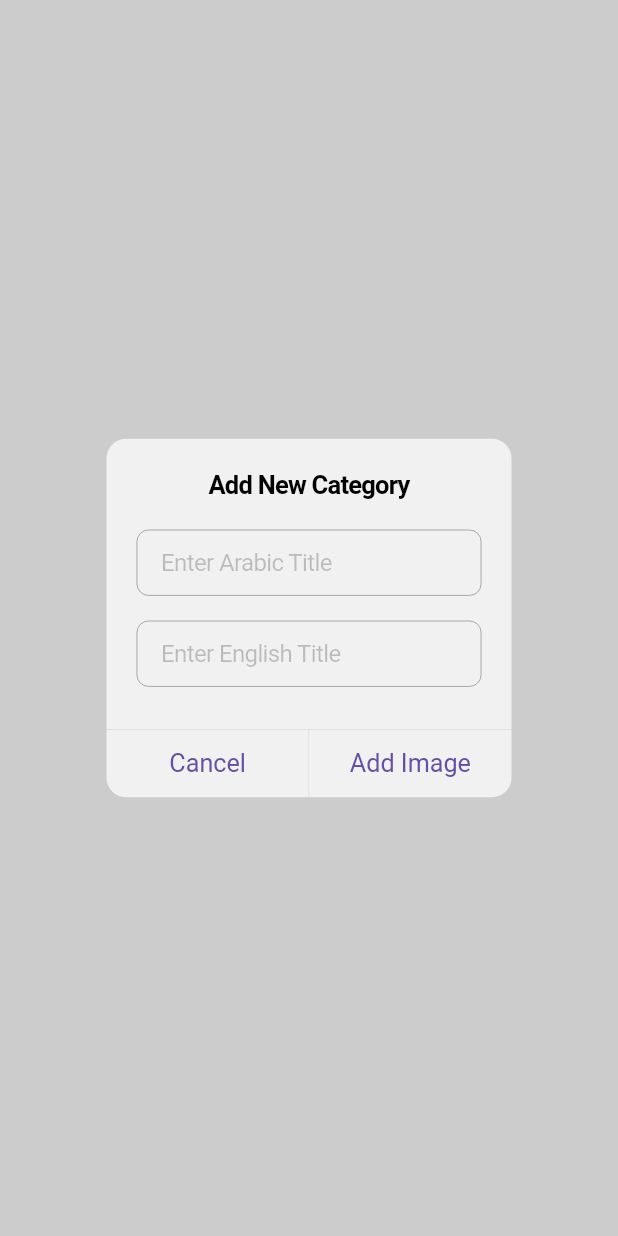
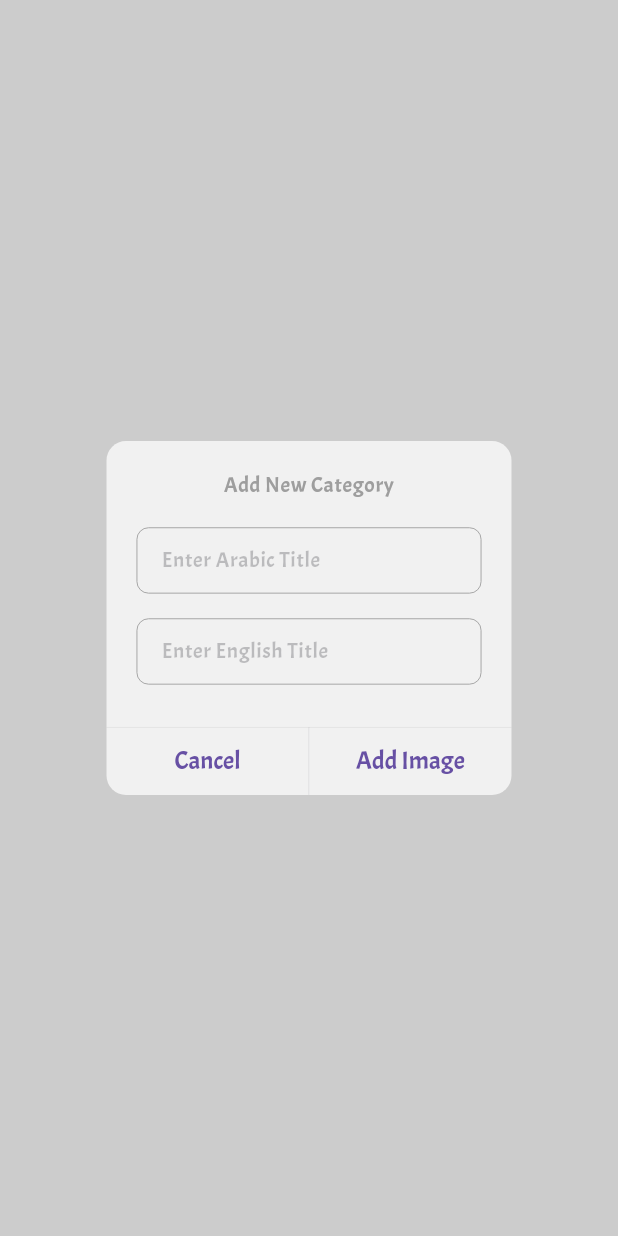
Before and after one commit to belalMohamedDev/elminiawyPatisserieUserApp, a Flutter app: what showAddCategoryDialog() shows on an empty page, opened directly, on a phone screen of 412 x 824 dp. Run offline on Flutter 3.47's test engine with Material 3 defaults, Android fonts, the phone set to English and light mode, and no system bars; our stand-ins replace badges, cached_network_image, carousel_slider, connectivity_plus, country_code_picker, device_preview and 29 more; missing offline and left inert: coupon_uikit, custom_map_markers, dart_ping, flutter_google_maps_webservices, flutter_verification_code; accounts and stored records are empty; generated files the repository leaves out were written again; network calls fail.

Commit message:
update category localization

```diff
--- a/lib/core/language/strings_manger.dart
+++ b/lib/core/language/strings_manger.dart
@@ -7,6 +7,12 @@ class AppStrings {
   static const String discoverOurWonderfulSelection =
       "discoverOurWonderfulSelection";
   static const String letsGetStarted = "letsGetStarted";
+
+  static const String editImage = "editImage";
+  static const String actions = "actions";
+  static const String deActive = "deActive";
+  static const String active = "active";
+
 
   static const String alreadyHaveAnAccount = "alreadyHaveAnAccount";
   static const String signInWithGoogle = "signInWithGoogle";
@@ -25,10 +31,14 @@ class AppStrings {
   static const String priceHighToLow = "priceHighToLow";
   static const String priceRange = "priceRange";
   static const String opps = "opps";
+  static const String addNewCategory = "addNewCategory";
+  static const String addImage = "addImage";
   static const String somethingWrongWithYourConnection =
       "somethingWrongWithYourConnection";
   static const String area = "area";
   static const String office = "office";
+  static const String enterEnglishTitle = "enterEnglishTitle";
+  static const String enterArabicTitle = "enterArabicTitle";
 
   static const String thisAccountNotAccessInThisApp =
       "thisAccountNotAccessInThisApp";
--- a/lib/feature/client/category/presentation/widget/build_category_card.dart
+++ b/lib/feature/client/category/presentation/widget/build_category_card.dart
@@ -44,7 +44,7 @@ class BuildCategoryCard extends StatelessWidget {
           ),
           responsive.setSizeBox(height: 2),
           Text(
-            category == null ? "add new" : category!.title!,
+            category == null ?      context.translate(AppStrings.addNew) : category!.title!,
             style: Theme.of(context)
                 .textTheme
                 .bodyMedium!
--- a/lib/feature/client/category/presentation/widget/show_add_category_dialog.dart
+++ b/lib/feature/client/category/presentation/widget/show_add_category_dialog.dart
@@ -5,14 +5,21 @@ void showAddCategoryDialog(BuildContext context) {
   showCupertinoDialog(
     context: context,
     builder: (_) => CupertinoAlertDialog(
-      title: const Text('Add New Category'),
+      title: Text(context.translate(AppStrings.addNewCategory),
+          style: Theme.of(context)
+              .textTheme
+              .bodySmall!
+              .copyWith(fontSize: responsive.setTextSize(3.5))),
       content: Column(
         children: [
           responsive.setSizeBox(height: 2),
           CupertinoTextField(
             controller: context.read<CategoryCubit>().arTitleController,
-            placeholder: "Enter Arabic Title",
-            style: const TextStyle(fontSize: 16, color: CupertinoColors.black),
+            placeholder: context.translate(AppStrings.enterArabicTitle),
+            style: Theme.of(context)
+                .textTheme
+                .bodySmall!
+                .copyWith(fontSize: responsive.setTextSize(3.5)),
             padding: const EdgeInsets.symmetric(vertical: 12, horizontal: 16),
             decoration: BoxDecoration(
               color: Colors.transparent,
@@ -26,8 +33,11 @@ void showAddCategoryDialog(BuildContext context) {
           responsive.setSizeBox(height: 2),
           CupertinoTextField(
             controller: context.read<CategoryCubit>().enTitleController,
-            placeholder: "Enter English Title",
-            style: const TextStyle(fontSize: 16, color: CupertinoColors.black),
+            placeholder: context.translate(AppStrings.enterEnglishTitle),
+            style: Theme.of(context)
+                .textTheme
+                .bodySmall!
+                .copyWith(fontSize: responsive.setTextSize(3.5)),
             padding: const EdgeInsets.symmetric(vertical: 12, horizontal: 16),
             decoration: BoxDecoration(
               borderRadius: BorderRadius.circular(8),
@@ -45,14 +55,23 @@ void showAddCategoryDialog(BuildContext context) {
           onPressed: () {
             Navigator.pop(context);
           },
-          child: const Text('Cancel'),
+          child: Text(
+            context.translate(AppStrings.cancel),
+            style:
+                TextStyle(fontFamily: FontConsistent.geLocalozedFontFamily()),
+          ),
         ),
         CupertinoDialogAction(
           onPressed: () {
             context.read<CategoryCubit>().pickImage(ImageSource.gallery, null);
             Navigator.pop(context);
           },
-          child: const Text('Add Image'),
+          child: Text(
+              context.translate(
+                AppStrings.addImage,
+              ),
+              style: TextStyle(
+                  fontFamily: FontConsistent.geLocalozedFontFamily())),
         ),
       ],
     ),
```
Also changed, not shown: lang/ar.json (+11 -1 lines), lang/en.json (+18 -0 lines), lib/feature/client/category/presentation/widget/category_success_widget.dart (+3 -61 lines), lib/feature/client/category/presentation/widget/show_edit_action_dialog.dart (added, +89 -0 lines), lib/feature/client/category/presentation/widget/show_edit_popup.dart (+24 -7 lines).
